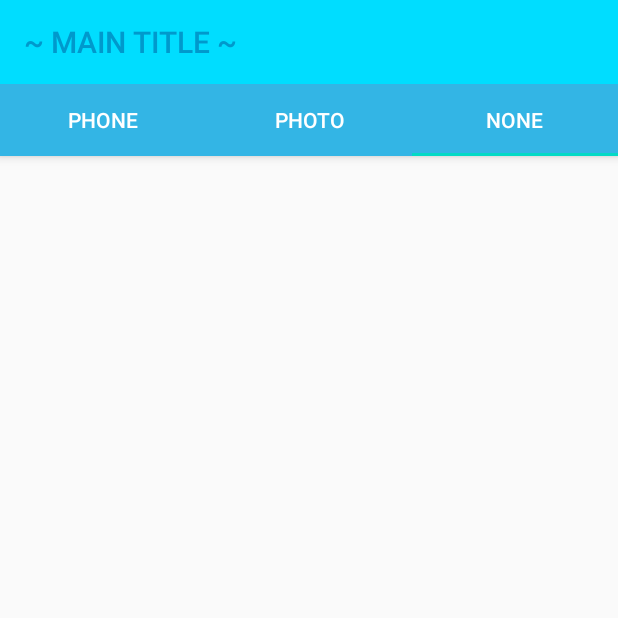
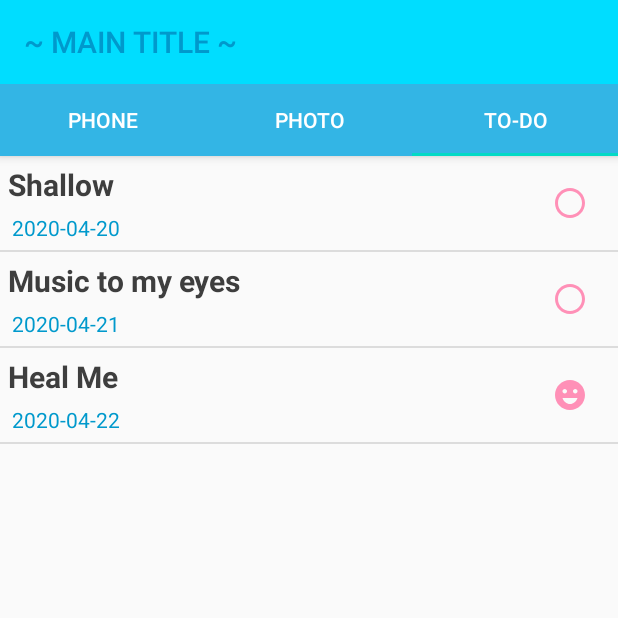
Before and after one commit to auaicn/MADCAMP-2020-hambag-useum, an Android app: the screen it shows after launch (MainActivity), tab 3 chosen, on a phone screen of 412 x 824 dp, the top half of it. Run offline under Robolectric (Android 15) with nearby library versions, the phone set to English and light mode, and no system bars; 1 statement that could not run was skipped.

Commit message:
ham_todo_database 안쓰고 구현

```diff
--- a/Project1/app/src/main/AndroidManifest.xml
+++ b/Project1/app/src/main/AndroidManifest.xml
@@ -5,6 +5,8 @@
     <!--  갤러리 사용 권한  -->
     <uses-permission android:name="android.permission.READ_EXTERNAL_STORAGE"/>
     <uses-permission android:name="android.permission.WRITE_EXTERNAL_STORAGE"/>
+    <uses-permission android:name="android.permission.READ_CONTACTS"/>
+    <uses-permission android:name="android.permission.WRITE_CONTACTS"/>
 
     <application
         android:allowBackup="true"
--- a/Project1/app/src/main/java/com/example/project1/MainActivity.java
+++ b/Project1/app/src/main/java/com/example/project1/MainActivity.java
@@ -42,7 +42,7 @@ public class MainActivity extends AppCompatActivity {
 
     private phoneFragment phoneFragment;
     private photoFragment photoFragment;
-    private noneFragment noneFragment;
+    private todoFragment todoFragment;
 
     @Override
     protected void onCreate(Bundle savedInstanceState) {
@@ -55,15 +55,15 @@ public class MainActivity extends AppCompatActivity {
         viewPager = findViewById(R.id.view_pager);
         tabLayout = findViewById(R.id.tab_layout);
 
+        photoFragment = new photoFragment();
         phoneFragment = new phoneFragment();
-        photoFragment = new photoFragment();
-        noneFragment = new noneFragment();
+        todoFragment = new todoFragment();
         tabLayout.setupWithViewPager(viewPager);
 
         ViewPagerAdapter viewPagerAdapter = new ViewPagerAdapter(getSupportFragmentManager(), 0);
         viewPagerAdapter.addFragment(phoneFragment, "Phone");
         viewPagerAdapter.addFragment(photoFragment, "Photo");
-        viewPagerAdapter.addFragment(noneFragment, "None");
+        viewPagerAdapter.addFragment(todoFragment, "To-Do");
         viewPager.setAdapter(viewPagerAdapter);
 
     }
--- a/Project1/app/src/main/java/com/example/project1/noneFragment.java
+++ /dev/null
@@ -1,64 +0,0 @@
-package com.example.project1;
-
-import android.os.Bundle;
-
-import androidx.fragment.app.Fragment;
-
-import android.view.LayoutInflater;
-import android.view.View;
-import android.view.ViewGroup;
-
-/**
- * A simple {@link Fragment} subclass.
- * Use the {@link noneFragment#newInstance} factory method to
- * create an instance of this fragment.
- */
-public class noneFragment extends Fragment {
-
-    // TODO: Rename parameter arguments, choose names that match
-    // the fragment initialization parameters, e.g. ARG_ITEM_NUMBER
-    private static final String ARG_PARAM1 = "param1";
-    private static final String ARG_PARAM2 = "param2";
-
-    // TODO: Rename and change types of parameters
-    private String mParam1;
-    private String mParam2;
-
-    public noneFragment() {
-        // Required empty public constructor
-    }
-
-    /**
-     * Use this factory method to create a new instance of
-     * this fragment using the provided parameters.
-     *
-     * @param param1 Parameter 1.
-     * @param param2 Parameter 2.
-     * @return A new instance of fragment noneFragment.
-     */
-    // TODO: Rename and change types and number of parameters
-    public static noneFragment newInstance(String param1, String param2) {
-        noneFragment fragment = new noneFragment();
-        Bundle args = new Bundle();
-        args.putString(ARG_PARAM1, param1);
-        args.putString(ARG_PARAM2, param2);
-        fragment.setArguments(args);
-        return fragment;
-    }
-
-    @Override
-    public void onCreate(Bundle savedInstanceState) {
-        super.onCreate(savedInstanceState);
-        if (getArguments() != null) {
-            mParam1 = getArguments().getString(ARG_PARAM1);
-            mParam2 = getArguments().getString(ARG_PARAM2);
-        }
-    }
-
-    @Override
-    public View onCreateView(LayoutInflater inflater, ViewGroup container,
-                             Bundle savedInstanceState) {
-        // Inflate the layout for this fragment
-        return inflater.inflate(R.layout.fragment_none, container, false);
-    }
-}
--- a/Project1/app/src/main/java/com/example/project1/photoFragment.java
+++ b/Project1/app/src/main/java/com/example/project1/photoFragment.java
@@ -54,6 +54,8 @@ public class photoFragment extends Fragment {
     @Nullable
     @Override
     public View onCreateView(@NonNull LayoutInflater inflater, @Nullable ViewGroup container, @Nullable Bundle savedInstanceState) {
+        Log.d("hamApp", "apapapapapapapapapa");
+
         final ViewGroup rootView = (ViewGroup) inflater.inflate(R.layout.fragment_photo, container, false);
 
         gridView = (GridView) rootView.findViewById(R.id.gridView);
@@ -64,13 +66,7 @@ public class photoFragment extends Fragment {
         gridView.setOnItemClickListener(new AdapterView.OnItemClickListener() {
             @Override
             public void onItemClick(AdapterView<?> adapterView, View view, int i, long l) {
-                //int resId = (int) adapter.getItem(i);
-                Log.d("hamApp", "onItemClick");
-                Log.d("hamApp", String.valueOf(i));
-                Log.d("hamApp", (String) gridView.getAdapter().getItem(i));
-
-                //PhotoView selectView = new PhotoView(getActivity().getApplicationContext());
-                //selectView.setIm
+                Log.d("hamApp", "onItemClick1");
                 Glide.with(getActivity()).load(gridView.getAdapter().getItem(i)).into(selectedView);
 
                 fullPhoto.setVisibility(View.VISIBLE);
@@ -91,11 +87,13 @@ public class photoFragment extends Fragment {
 
     private static final String[] PERMISSIONS = {
             Manifest.permission.READ_EXTERNAL_STORAGE,
-            Manifest.permission.WRITE_EXTERNAL_STORAGE
+            Manifest.permission.WRITE_EXTERNAL_STORAGE,
+            Manifest.permission.READ_CONTACTS,
+            Manifest.permission.WRITE_CONTACTS
     };
 
     private boolean arePermissionsDenied() {
-        for (int i = 0; i < 2; i++) {
+        for (int i = 0; i < 4; i++) {
             // 두 요청사항 중 하나라도 허용하지 않은 상태일 경우
             if (ContextCompat.checkSelfPermission(getContext(), PERMISSIONS[i]) != PackageManager.PERMISSION_GRANTED)
                 return true; }
--- /dev/null
+++ b/Project1/app/src/main/res/drawable/ic_check.xml
@@ -0,0 +1,5 @@
+<vector android:height="24dp" android:tint="#FF90B7"
+    android:viewportHeight="24" android:viewportWidth="24"
+    android:width="24dp" xmlns:android="http://schemas.android.com/apk/res/android">
+    <path android:fillColor="@android:color/white" android:pathData="M11.99,2C6.47,2 2,6.48 2,12c0,5.52 4.47,10 9.99,10C17.52,22 22,17.52 22,12C22,6.48 17.52,2 11.99,2zM8.5,8C9.33,8 10,8.67 10,9.5S9.33,11 8.5,11S7,10.33 7,9.5S7.67,8 8.5,8zM12,18c-2.28,0 -4.22,-1.66 -5,-4h10C16.22,16.34 14.28,18 12,18zM15.5,11c-0.83,0 -1.5,-0.67 -1.5,-1.5S14.67,8 15.5,8S17,8.67 17,9.5S16.33,11 15.5,11z"/>
+</vector>
--- /dev/null
+++ b/Project1/app/src/main/res/drawable/ic_uncheck.xml
@@ -0,0 +1,5 @@
+<vector android:height="24dp" android:tint="#FF90B7"
+    android:viewportHeight="24" android:viewportWidth="24"
+    android:width="24dp" xmlns:android="http://schemas.android.com/apk/res/android">
+    <path android:fillColor="@android:color/white" android:pathData="M12,2C6.47,2 2,6.47 2,12s4.47,10 10,10 10,-4.47 10,-10S17.53,2 12,2zM12,20c-4.41,0 -8,-3.59 -8,-8s3.59,-8 8,-8 8,3.59 8,8 -3.59,8 -8,8z"/>
+</vector>
--- a/Project1/app/src/main/res/layout/fragment_none.xml
+++ /dev/null
@@ -1,14 +0,0 @@
-<?xml version="1.0" encoding="utf-8"?>
-<FrameLayout xmlns:android="http://schemas.android.com/apk/res/android"
-    xmlns:tools="http://schemas.android.com/tools"
-    android:layout_width="match_parent"
-    android:layout_height="match_parent"
-    tools:context=".noneFragment">
-
-    <!-- TODO: Update blank fragment layout -->
-    <ListView xmlns:android="http://schemas.android.com/apk/res/android"
-        android:id="@android:id/list"
-        android:layout_width="match_parent"
-        android:layout_height="match_parent"/>
-
-</FrameLayout>
--- a/Project1/app/src/main/res/layout/fragment_photo.xml
+++ b/Project1/app/src/main/res/layout/fragment_photo.xml
@@ -1,5 +1,6 @@
 <?xml version="1.0" encoding="utf-8"?>
-<FrameLayout xmlns:android="http://schemas.android.com/apk/res/android"
+<FrameLayout
+    xmlns:android="http://schemas.android.com/apk/res/android"
     xmlns:tools="http://schemas.android.com/tools"
     android:layout_width="match_parent"
     android:layout_height="match_parent"
@@ -42,6 +43,6 @@
         android:numColumns="3"
         android:stretchMode="columnWidth"
         android:verticalSpacing="0dp"
-        android:clickable="true"/>
+        />
 
 </FrameLayout>
--- /dev/null
+++ b/Project1/app/src/main/res/layout/fragment_todo.xml
@@ -0,0 +1,14 @@
+<?xml version="1.0" encoding="utf-8"?>
+<FrameLayout
+    xmlns:android="http://schemas.android.com/apk/res/android"
+    xmlns:tools="http://schemas.android.com/tools"
+    android:layout_width="match_parent"
+    android:layout_height="match_parent"
+    tools:context=".todoFragment">
+
+        <ListView
+            android:id="@+id/todoView"
+            android:layout_width="match_parent"
+            android:layout_height="match_parent" />
+
+</FrameLayout>
--- /dev/null
+++ b/Project1/app/src/main/res/layout/todoitem.xml
@@ -0,0 +1,50 @@
+<?xml version="1.0" encoding="utf-8"?>
+<androidx.constraintlayout.widget.ConstraintLayout
+    xmlns:android="http://schemas.android.com/apk/res/android"
+    xmlns:app="http://schemas.android.com/apk/res-auto"
+    xmlns:tools="http://schemas.android.com/tools"
+    android:layout_width="match_parent"
+    android:layout_height="match_parent"
+    android:descendantFocusability="blocksDescendants">
+
+    <LinearLayout
+        android:layout_width="wrap_content"
+        android:layout_height="wrap_content"
+        android:orientation="vertical"
+        app:layout_constraintBottom_toBottomOf="parent"
+        app:layout_constraintStart_toStartOf="parent"
+        app:layout_constraintTop_toTopOf="parent">
+
+        <TextView
+            android:id="@+id/title"
+            android:layout_width="wrap_content"
+            android:layout_height="wrap_content"
+            android:padding="5dp"
+            android:text="공통주제 1 과제 완성하기"
+            android:textColor="#3E3E3E"
+            android:textSize="20dp"
+            android:textStyle="bold" />
+
+        <TextView
+            android:id="@+id/date"
+            android:layout_width="wrap_content"
+            android:layout_height="wrap_content"
+            android:paddingLeft="8dp"
+            android:paddingBottom="5dp"
+            android:text="2020/07/10"
+            android:textColor="@android:color/holo_blue_dark" />
+    </LinearLayout>
+
+
+    <CheckBox
+        android:id="@+id/checkBox"
+        android:layout_width="wrap_content"
+        android:layout_height="wrap_content"
+        android:padding="10dp"
+        android:button="@drawable/ic_uncheck"
+        app:layout_constraintBottom_toBottomOf="parent"
+        app:layout_constraintEnd_toEndOf="parent"
+        app:layout_constraintTop_toTopOf="parent"
+        android:clickable="false"/>
+
+</androidx.constraintlayout.widget.ConstraintLayout>
--- a/Project1/app/src/main/res/values/strings.xml
+++ b/Project1/app/src/main/res/values/strings.xml
@@ -3,4 +3,6 @@
     <string name="title_menu1">Phone</string>
     <string name="title_menu2">Photo</string>
     <string name="title_menu3">None</string>
+    <!-- TODO: Remove or change this placeholder text -->
+    <string name="hello_blank_fragment">Hello blank fragment</string>
 </resources>
```
Also changed, not shown: Project1/app/src/main/java/com/example/project1/CheckableConstraintLayout.java (added, +31 -0 lines), Project1/app/src/main/java/com/example/project1/TodoItem.java (added, +30 -0 lines), Project1/app/src/main/java/com/example/project1/TodoItemView.java (added, +46 -0 lines), Project1/app/src/main/java/com/example/project1/todoFragment.java (added, +111 -0 lines).
